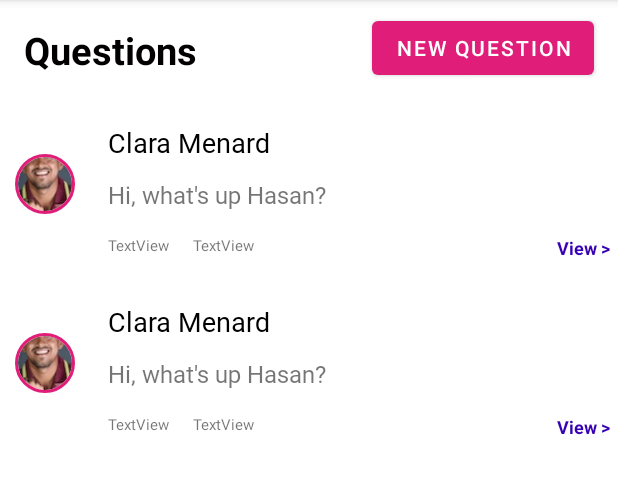
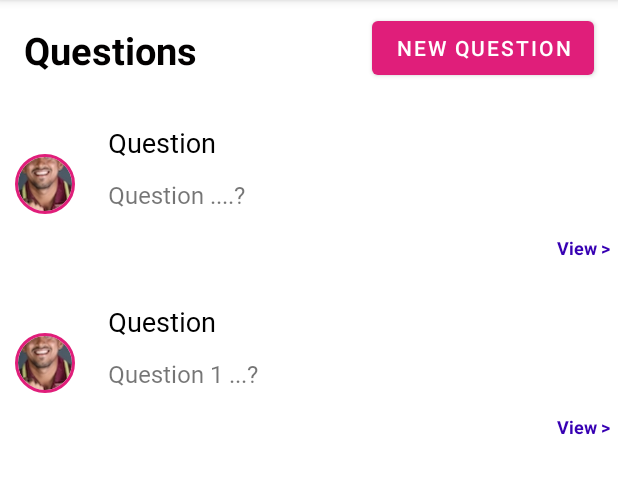
Before and after one commit to YasithSam/SL-Athlete-Care-Android, an Android app: the fragment ForumFragment shown on its own in the app's theme, on a phone screen of 412 x 824 dp, the part 84-578 px from its top. Run offline under Robolectric (Android 15) with nearby library versions, the phone set to English and light mode, and no system bars; our stand-ins replace CircleImageView.

Commit message:
fragments

```diff
--- a/app/src/main/res/layout/fragment_forum.xml
+++ b/app/src/main/res/layout/fragment_forum.xml
@@ -75,7 +75,7 @@
                         android:layout_weight="1"
                         android:fontFamily="@font/roboto"
                         android:maxLines="1"
-                        android:text="Clara Menard"
+                        android:text="Question"
                         android:textColor="#000000"
                         android:textSize="18sp" />
 
@@ -86,7 +86,7 @@
                         android:layout_weight="1"
                         android:fontFamily="@font/roboto"
                         android:maxLines="1"
-                        android:text="Hi, what's up Hasan?"
+                        android:text="Question ....?"
                         android:textSize="16sp" />
 
                     <LinearLayout
@@ -95,27 +95,6 @@
                         android:layout_marginTop="10dp"
                         android:layout_weight="1"
                         android:orientation="horizontal">
-
-                        <LinearLayout
-                            android:layout_width="match_parent"
-                            android:layout_height="match_parent"
-                            android:layout_weight="2"
-                            android:orientation="horizontal">
-
-                            <TextView
-                                android:layout_width="wrap_content"
-                                android:layout_height="wrap_content"
-                                android:layout_weight="1"
-                                android:text="TextView"
-                                android:textSize="10sp" />
-
-                            <TextView
-                                android:layout_width="wrap_content"
-                                android:layout_height="wrap_content"
-                                android:layout_weight="1"
-                                android:text="TextView"
-                                android:textSize="10sp" />
-                        </LinearLayout>
 
                         <TextView
                             android:layout_width="match_parent"
@@ -177,7 +156,7 @@
                         android:layout_weight="1"
                         android:fontFamily="@font/roboto"
                         android:maxLines="1"
-                        android:text="Clara Menard"
+                        android:text="Question"
                         android:textColor="#000000"
                         android:textSize="18sp" />
 
@@ -189,7 +168,7 @@
                         android:layout_weight="1"
                         android:fontFamily="@font/roboto"
                         android:maxLines="1"
-                        android:text="Hi, what's up Hasan?"
+                        android:text="Question 1 ...?"
                         android:textSize="16sp" />
 
                     <LinearLayout
@@ -198,29 +177,6 @@
                         android:layout_marginTop="10dp"
                         android:layout_weight="1"
                         android:orientation="horizontal">
-
-                        <LinearLayout
-                            android:layout_width="match_parent"
-                            android:layout_height="match_parent"
-                            android:layout_weight="2"
-                            android:orientation="horizontal">
-
-                            <TextView
-                                android:id="@+id/tv_d"
-                                android:layout_width="wrap_content"
-                                android:layout_height="wrap_content"
-                                android:layout_weight="1"
-                                android:text="TextView"
-                                android:textSize="10sp" />
-
-                            <TextView
-                                android:id="@+id/tv_l"
-                                android:layout_width="wrap_content"
-                                android:layout_height="wrap_content"
-                                android:layout_weight="1"
-                                android:text="TextView"
-                                android:textSize="10sp" />
-                        </LinearLayout>
 
                         <TextView
                             android:id="@+id/tv_c"
```
